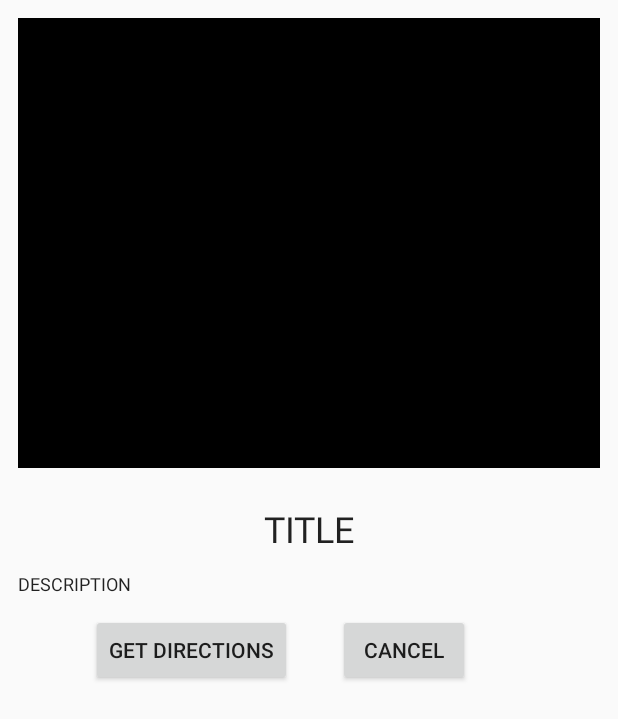
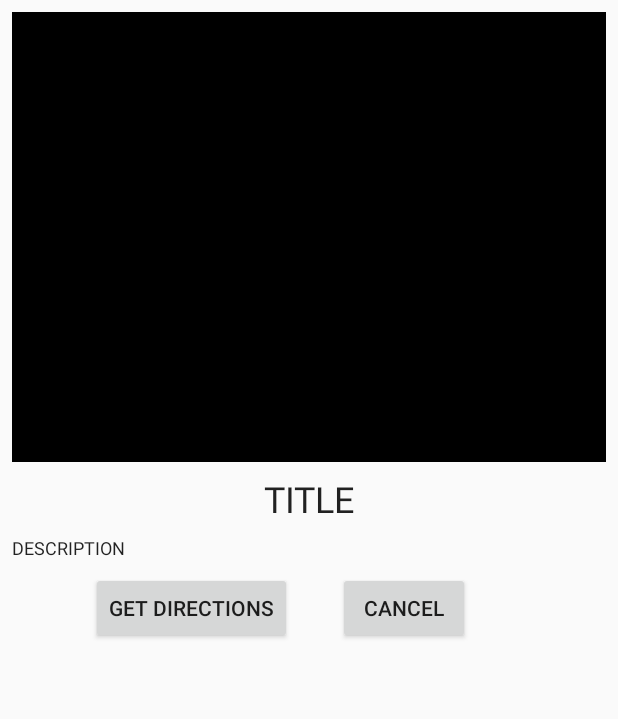
Before and after one commit to rjung00712/Techiies.io_Projects, an Android app: the layout activity_marker_selected.xml on its own in the app's theme, with its tools: preview values and no code run, on a phone screen of 412 x 824 dp. Shown: the top 719 px of the screen. Run offline under Robolectric (Android 15) with nearby library versions, the phone set to English and light mode, and no system bars.

```diff
--- a/CPPCampusMapBx/app/src/main/res/layout/activity_marker_selected.xml
+++ b/CPPCampusMapBx/app/src/main/res/layout/activity_marker_selected.xml
@@ -12,23 +12,23 @@
         android:layout_width="match_parent"
         android:layout_height="300dp"
         app:srcCompat="@android:color/black"
-        android:layout_marginTop="12dp"
-        android:layout_marginLeft="12dp"
-        android:layout_marginRight="12dp"
-        android:layout_marginBottom="12dp"
+        android:layout_marginTop="8dp"
+        android:layout_marginLeft="8dp"
+        android:layout_marginRight="8dp"
+        android:layout_marginBottom="8dp"
         app:layout_constraintTop_toTopOf="parent"
         app:layout_constraintLeft_toLeftOf="parent"
         app:layout_constraintRight_toRightOf="parent"
         app:layout_constraintBottom_toBottomOf="parent"
         app:layout_constraintVertical_bias="0.0"
-        android:layout_marginStart="12dp"
-        android:layout_marginEnd="12dp" />
+        android:layout_marginStart="8dp"
+        android:layout_marginEnd="8dp" />
 
     <EditText
         android:id="@+id/title"
         android:layout_width="wrap_content"
         android:layout_height="wrap_content"
-        android:layout_marginTop="24dp"
+        android:layout_marginTop="8dp"
         android:layout_marginLeft="8dp"
         android:layout_marginRight="8dp"
         android:layout_marginBottom="8dp"
@@ -49,7 +49,7 @@
         android:id="@+id/description"
         android:layout_width="0dp"
         android:layout_height="wrap_content"
-        android:layout_marginTop="12dp"
+        android:layout_marginTop="8dp"
         android:layout_marginLeft="8dp"
         android:layout_marginRight="8dp"
         android:layout_marginBottom="8dp"
@@ -61,8 +61,8 @@
         android:textSize="12dp"
         app:layout_constraintVertical_bias="0.0"
         app:layout_constraintHorizontal_bias="0.0"
-        android:layout_marginStart="12dp"
-        android:layout_marginEnd="12dp"
+        android:layout_marginStart="8dp"
+        android:layout_marginEnd="8dp"
         android:textColorLink="#00bbff"
         android:autoLink="phone"
         android:editable="false"
@@ -73,7 +73,7 @@
         android:layout_width="wrap_content"
         android:layout_height="wrap_content"
         android:text="Get Directions"
-        android:layout_marginTop="12dp"
+        android:layout_marginTop="8dp"
         android:layout_marginRight="8dp"
         android:layout_marginLeft="8dp"
         android:layout_marginBottom="8dp"
@@ -90,7 +90,7 @@
         android:layout_width="wrap_content"
         android:layout_height="wrap_content"
         android:text="Cancel"
-        android:layout_marginTop="12dp"
+        android:layout_marginTop="8dp"
         android:layout_marginRight="8dp"
         android:layout_marginLeft="8dp"
         android:layout_marginBottom="8dp"
```
Also changed, not shown: 2 other files.
